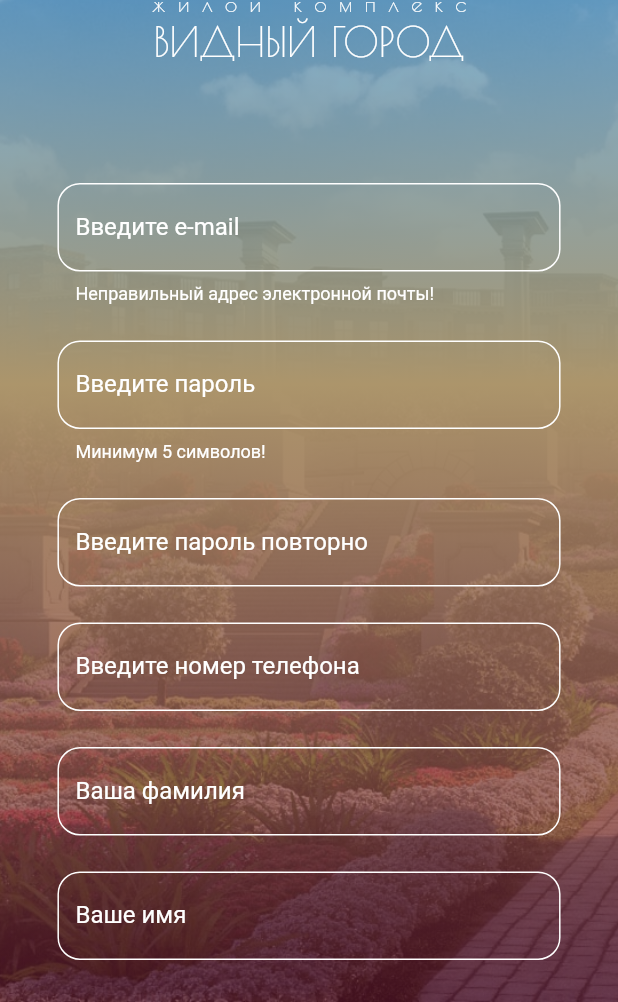
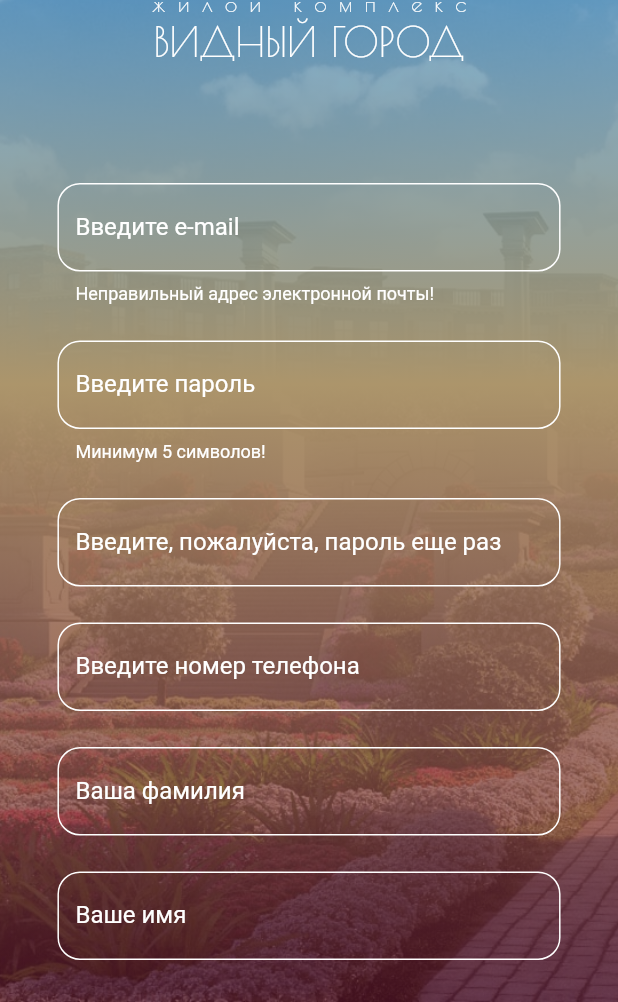
Before and after one commit to RamilYumaev/jk-vg-app, a Flutter app: the screen it shows after launch, after a tap on "Войти", after a tap on "Регистрация", on a phone screen of 412 x 824 dp, the part 234-1236 px from its top. Run offline on Flutter 3.47's test engine with Material 2 defaults, Android fonts, the phone set to English and light mode, and no system bars; our stand-ins replace mask_text_input_formatter, shared_preferences, sqflite; accounts and stored records are empty.

Commit message:
enter pass second time

```diff
--- a/lib/screens/auth/auth_card.dart
+++ b/lib/screens/auth/auth_card.dart
@@ -237,8 +237,8 @@ class _AuthCardState extends State<AuthCard>
                               style: TextStyle(color: Colors.white),
                               cursorColor: Colors.white,
                               enabled: _authMode == AuthMode.Signup,
-                              decoration:
-                                  _decorationField("Введите пароль повторно"),
+                              decoration: _decorationField(
+                                  "Введите, пожалуйста, пароль еще раз"),
                               obscureText: true,
                               validator: (_) {
                                 if (_passwordController.value !=
```
